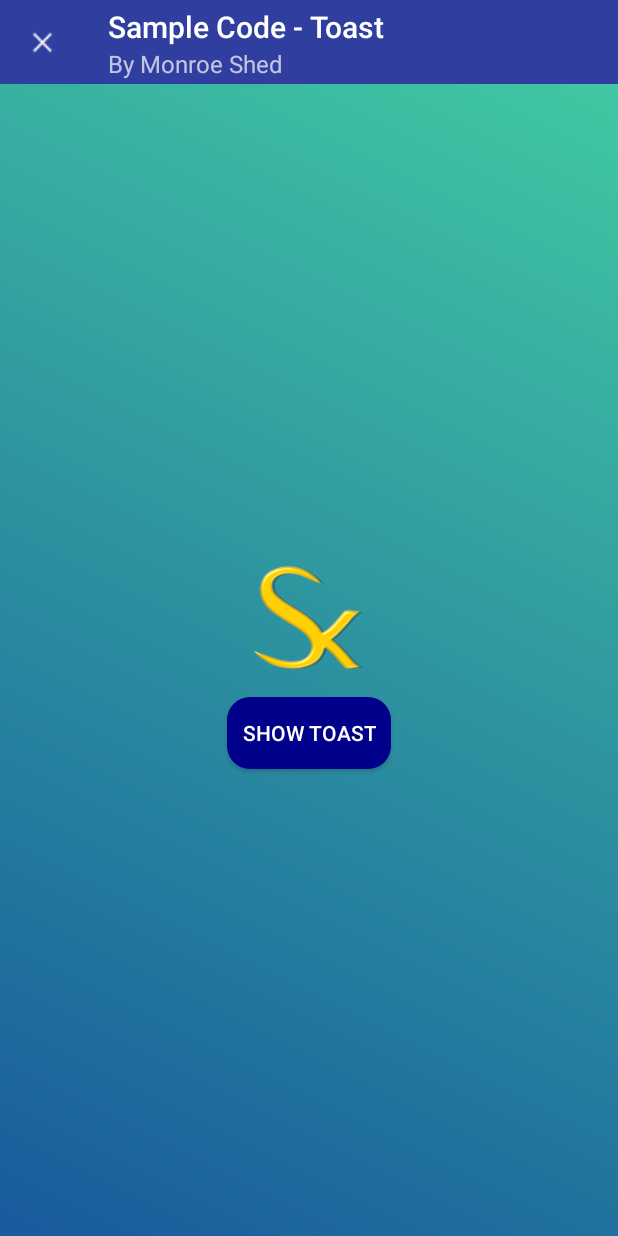
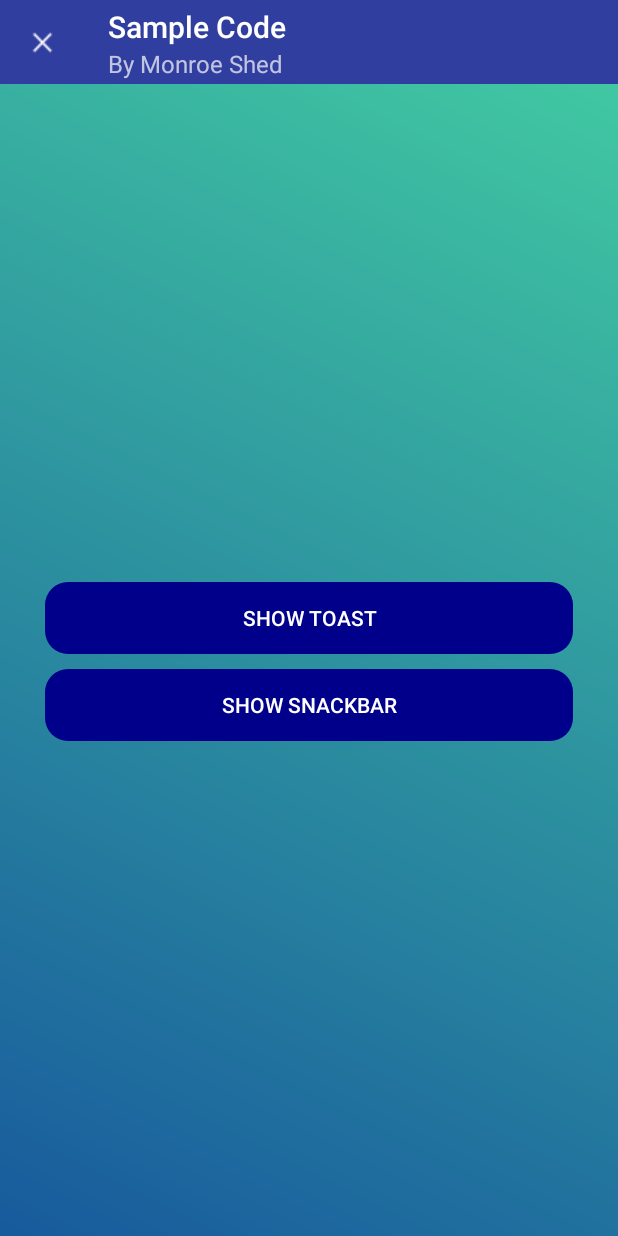
Before and after one commit to SavageKingApps/Toast, an Android app: the screen it shows after launch (ToastActivity), on a phone screen of 412 x 824 dp. Run offline under Robolectric (Android 15) with nearby library versions, the phone set to English and light mode, and no system bars.

Commit message:
Changes
Added a snackbar, button, and incremented version.

```diff
--- a/app/build.gradle
+++ b/app/build.gradle
@@ -6,8 +6,8 @@ android {
         applicationId "com.savageking.toast"
         minSdkVersion 19
         targetSdkVersion 28
-        versionCode 1
-        versionName "1.0"
+        versionCode 2
+        versionName "1.1"
         testInstrumentationRunner "android.support.test.runner.AndroidJUnitRunner"
     }
     buildTypes {
--- a/app/src/main/AndroidManifest.xml
+++ b/app/src/main/AndroidManifest.xml
@@ -11,7 +11,8 @@
         android:theme="@style/AppTheme">
         <activity
             android:name=".ToastActivity"
-            android:theme="@style/AppTheme.NoActionBar">
+            android:theme="@style/AppTheme.NoActionBar"
+            android:configChanges="locale|keyboard|keyboardHidden|orientation|screenLayout|uiMode|screenSize|smallestScreenSize">
             <intent-filter>
                 <action android:name="android.intent.action.MAIN" />
                 <category android:name="android.intent.category.LAUNCHER" />
--- a/app/src/main/java/com/savageking/toast/ToastFragment.java
+++ b/app/src/main/java/com/savageking/toast/ToastFragment.java
@@ -1,6 +1,8 @@
 package com.savageking.toast;
 
+import android.graphics.Color;
 import android.support.annotation.Nullable;
+import android.support.design.widget.Snackbar;
 import android.support.v4.app.Fragment;
 import android.os.Bundle;
 import android.support.v7.widget.Toolbar;
@@ -14,14 +16,17 @@ public class ToastFragment extends Fragment {
 
     private final static String TAG = "ToastFragment";
 
-    private View.OnClickListener buttonClick;
+    private View.OnClickListener buttonToastClick;
+    private View.OnClickListener buttonSnackClick;
     private View.OnClickListener toolBarClick;
+
+    private Snackbar snackbar;
+    private View.OnClickListener snackbarActionClick;
 
     public static ToastFragment getInstance()
     {
         return new ToastFragment();
     }
-
     public static String getInstanceTag()
     {
         return TAG;
@@ -31,12 +36,31 @@ public class ToastFragment extends Fragment {
     public void onCreate(@Nullable Bundle savedInstanceState) {
         super.onCreate(savedInstanceState);
 
-        buttonClick = new View.OnClickListener() {
+        buttonToastClick = new View.OnClickListener() {
             @Override
             public void onClick(View v)
             {
                 //shows the toast!
                 Toast.makeText( v.getContext(), R.string.toast_text, Toast.LENGTH_LONG ).show();
+            }
+        };
+
+        buttonSnackClick = new View.OnClickListener()
+        {
+            @Override
+            public void onClick(View v)
+            {
+                if(!snackbar.isShown())
+                    snackbar.show();
+            }
+        };
+
+        snackbarActionClick = new View.OnClickListener() {
+            @Override
+            public void onClick(View v)
+            {
+                if(snackbar.isShown())
+                    snackbar.dismiss();
             }
         };
 
@@ -62,9 +86,21 @@ public class ToastFragment extends Fragment {
         toolBar.setNavigationOnClickListener( toolBarClick );
 
         //get the button
-        final Button button = view.findViewById(R.id.button);
-        button.setOnClickListener( buttonClick);
+        final Button buttonToast = view.findViewById(R.id.button_toast);
+        buttonToast.setOnClickListener( buttonToastClick);
+
+        final Button buttonSnack = view.findViewById(R.id.button_snackbar);
+        buttonSnack.setOnClickListener( buttonSnackClick);
 
         return view;
     }
+
+    @Override
+    public void onActivityCreated(@Nullable Bundle savedInstanceState) {
+        super.onActivityCreated(savedInstanceState);
+
+        snackbar = Snackbar.make( getView(), R.string.snackbar_text, Snackbar.LENGTH_INDEFINITE );
+        snackbar.setAction( R.string.snackbar_action, snackbarActionClick );
+        snackbar.setActionTextColor(Color.RED);
+    }
 }
--- a/app/src/main/res/layout/fragment_toast.xml
+++ b/app/src/main/res/layout/fragment_toast.xml
@@ -13,26 +13,32 @@
         android:layout_height="wrap_content"
         android:layout_alignParentTop="true" />
 
-    <ImageView
-        android:id="@+id/image"
-        android:layout_width="75dp"
-        android:layout_height="75dp"
-        android:layout_marginBottom="10dp"
-        android:contentDescription="@string/logo_icon"
-        android:layout_centerInParent="true"
-        android:adjustViewBounds="true"
-        android:src="@drawable/logo_small"/>
 
     <Button
-        android:id="@+id/button"
-        android:layout_width="wrap_content"
+        android:id="@+id/button_toast"
+        android:layout_width="match_parent"
         android:layout_height="wrap_content"
-        android:layout_below="@+id/image"
-        android:layout_centerHorizontal="true"
-        android:layout_margin="5dp"
+        android:layout_centerInParent="true"
+        android:layout_marginLeft="30dp"
+        android:layout_marginRight="30dp"
+        android:layout_marginBottom="10dp"
         android:background="@drawable/button_selector"
         android:padding="10dp"
-        android:text="@string/button_text"
+        android:text="@string/button_toast_text"
+        android:textColor="@color/white"
+        />
+
+    <Button
+        android:id="@+id/button_snackbar"
+        android:layout_width="match_parent"
+        android:layout_height="wrap_content"
+        android:layout_below="@+id/button_toast"
+        android:layout_centerHorizontal="true"
+        android:layout_marginLeft="30dp"
+        android:layout_marginRight="30dp"
+        android:background="@drawable/button_selector"
+        android:padding="10dp"
+        android:text="@string/button_snackbar_text"
         android:textColor="@color/white"
         />
 
```
Also changed, not shown: app/src/main/res/values/strings.xml (+7 -4 lines).
